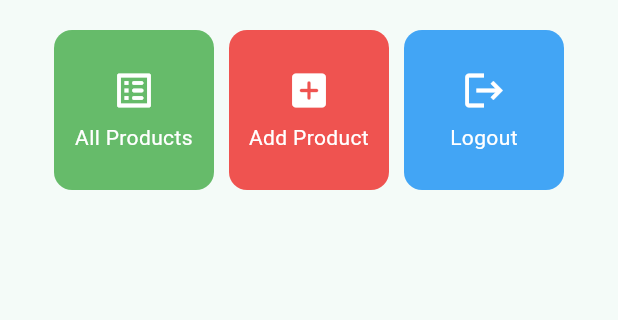
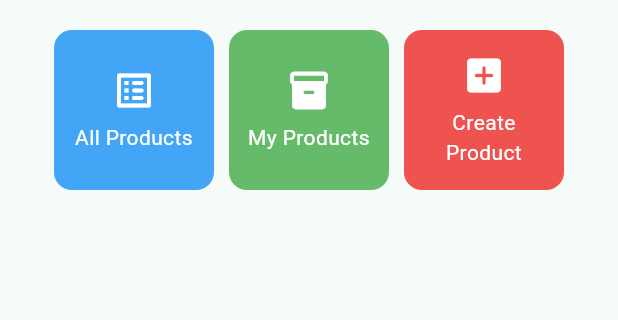
Before and after one commit to samindriano/adidu_shop, a Flutter app: the MyHomePage screen opened directly, on a phone screen of 412 x 824 dp, the part 357-677 px from its top. Run offline on Flutter 3.47's test engine with Material 3 defaults, Android fonts, the phone set to English and light mode, and no system bars; missing offline and left inert: pbp_django_auth.

Commit message:
Little fixes, Tugas 9 done

```diff
--- a/lib/screens/menu.dart
+++ b/lib/screens/menu.dart
@@ -14,9 +14,9 @@ class MyHomePage extends StatelessWidget {
   final String npm = "2406400524";
   final String kelas = "B";
   final List<ItemHomepage> items = [
-    ItemHomepage("All Products", Icons.list_alt_rounded, Colors.green.shade400),
-    ItemHomepage("Add Product", Icons.add_box_rounded, Colors.red.shade400),
-    ItemHomepage("Logout", Icons.logout, Colors.blue.shade400),
+    ItemHomepage("All Products", Icons.list_alt_rounded, Colors.blue.shade400),
+    ItemHomepage("My Products", Icons.inventory_2_rounded, Colors.green.shade400),
+    ItemHomepage("Create Product", Icons.add_box_rounded, Colors.red.shade400),
   ];
 
   @override
@@ -135,7 +135,7 @@ class ItemCard extends StatelessWidget {
 
       child: InkWell(
         onTap: () async {
-          if (item.name == "Add Product") {
+          if (item.name == "Create Product") {
             Navigator.push(
               context,
               MaterialPageRoute(
@@ -150,26 +150,13 @@ class ItemCard extends StatelessWidget {
                 builder: (context) => const ProductEntryListPage(onlyMine: false),
               ),
             );
-          } else if (item.name == "Logout") {
-            final response = await request.logout(
-              "http://localhost:8000/auth/logout/",
+          } else if (item.name == "My Products") {
+            Navigator.push(
+              context,
+              MaterialPageRoute(
+                builder: (context) => const ProductEntryListPage(onlyMine: true),
+              ),
             );
-            String message = response["message"];
-            if (!context.mounted) return;
-            if (response['status']) {
-              String uname = response["username"];
-              ScaffoldMessenger.of(context).showSnackBar(
-                SnackBar(content: Text("$message See you again, $uname.")),
-              );
-              Navigator.pushReplacement(
-                context,
-                MaterialPageRoute(builder: (context) => const LoginPage()),
-              );
-            } else {
-              ScaffoldMessenger.of(context).showSnackBar(
-                SnackBar(content: Text(message)),
-              );
-            }
           } else {
             ScaffoldMessenger.of(context)
               ..hideCurrentSnackBar()
```
Also changed, not shown: lib/screens/product_detail.dart (+0 -10 lines), lib/widgets/left_drawer.dart (+29 -0 lines).
